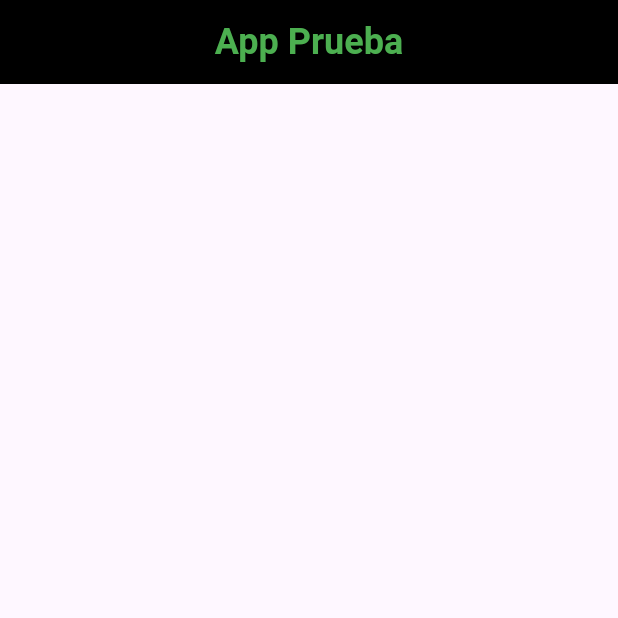
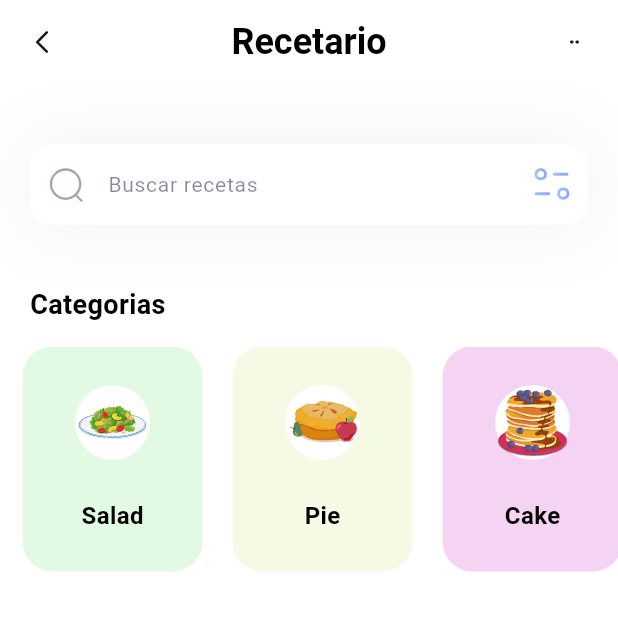
Before and after one commit to Adrimr7/prueba_flutter, a Flutter app: the screen it shows after launch, on a phone screen of 412 x 824 dp, the top half of it. Run offline on Flutter 3.47's test engine with Material 3 defaults, Android fonts, the phone set to English and light mode, and no system bars; our stand-ins replace flutter_svg; missing offline and left inert: dart:ffi.

Commit message:
Prueba 3

```diff
--- /dev/null
+++ b/lib/models/category_model.dart
@@ -0,0 +1,42 @@
+import 'dart:ffi';
+
+import 'package:flutter/material.dart';
+
+class CategoryModel {
+  String name;
+  String iconPath;
+  Color boxColor;
+
+  CategoryModel({
+    required this.name,
+    required this.iconPath,
+    required this.boxColor,
+  });
+
+  static List<CategoryModel> getCategories() {
+    int porcentaje = 100;
+    List<CategoryModel> categories = [];
+
+    categories.add(CategoryModel(
+      name: 'Salad',
+      iconPath: 'assets/icons/plate.svg',
+      boxColor: Color.fromARGB(porcentaje, 180, 241, 185),
+    ));
+    categories.add(CategoryModel(
+      name: 'Pie',
+      iconPath: 'assets/icons/pie.svg',
+      boxColor: Color.fromARGB(porcentaje, 227, 241, 185),
+    ));
+    categories.add(CategoryModel(
+      name: 'Cake',
+      iconPath: 'assets/icons/blueberry-pancake.svg',
+      boxColor: Color.fromARGB(porcentaje, 229, 144, 222),
+    ));
+    categories.add(CategoryModel(
+      name: 'Orange',
+      iconPath: 'assets/icons/orange-snacks.svg',
+      boxColor: Color.fromARGB(porcentaje, 231, 182, 83),
+    ));
+    return categories;
+  }
+}
--- a/lib/pages/home.dart
+++ b/lib/pages/home.dart
@@ -1,23 +1,191 @@
 import 'package:flutter/material.dart';
+import 'package:flutter_svg/flutter_svg.dart';
+import 'package:prueba_flutter/models/category_model.dart';
 
-class HomePage extends StatelessWidget {
-  const HomePage({super.key});
+// minuto 12:42
+class HomePage extends StatefulWidget {
+  HomePage({super.key});
+
+  @override
+  State<HomePage> createState() => _HomePageState();
+}
+
+class _HomePageState extends State<HomePage> {
+  List<CategoryModel> categories = [];
+
+  void _getCategories() {
+    categories = CategoryModel.getCategories();
+  }
+
+  @override
+  void initState() {
+    _getCategories();
+  }
 
   @override
   Widget build(BuildContext context) {
+    _getCategories();
     return Scaffold(
-        appBar: AppBar(
-          title: Text('App Prueba',
-          style: TextStyle(
-            color: Colors.green,
-            fontSize: 24,
-            fontWeight: FontWeight.bold
+      appBar: appBar(),
+      backgroundColor: Colors.white,
+      body: Column(
+        crossAxisAlignment: CrossAxisAlignment.start,
+        children: [
+          _searchField(),
+          SizedBox(
+            height: 40,
+          ),
+          _categoriesSection(categories: categories)
+        ],
+      ),
+    );
+  }
+
+  Container _searchField() {
+    return Container(
+      margin: EdgeInsets.only(top: 40, left: 20, right: 20),
+      decoration: BoxDecoration(boxShadow: [
+        BoxShadow(
+            color: Color.fromARGB(26, 156, 93, 96),
+            blurRadius: 40,
+            spreadRadius: 0.0)
+      ]),
+      child: TextField(
+        decoration: InputDecoration(
+            filled: true,
+            fillColor: Colors.white,
+            contentPadding: EdgeInsets.all(15),
+            hintText: 'Buscar recetas',
+            hintStyle:
+                TextStyle(color: Color.fromARGB(130, 37, 15, 64), fontSize: 14),
+            prefixIcon: Padding(
+              padding: const EdgeInsets.all(11),
+              child: SvgPicture.asset('assets/icons/Search.svg'),
             ),
-          ),
-          backgroundColor: Colors.black,
-          centerTitle: true,
-          // minuto 5:18
+            suffixIcon: Padding(
+              padding: const EdgeInsets.all(8.0),
+              child: SvgPicture.asset('assets/icons/Filter.svg'),
+            ),
+            border: OutlineInputBorder(
+                borderRadius: BorderRadius.circular(15),
+                borderSide: BorderSide.none)),
+      ),
+    );
+  }
+
+  AppBar appBar() {
+    return AppBar(
+      title: Text(
+        'Recetario',
+        style: TextStyle(
+            color: Colors.black, fontSize: 24, fontWeight: FontWeight.bold),
+      ),
+      backgroundColor: Colors.white,
+      elevation: 0.0,
+      centerTitle: true,
+      leading: GestureDetector(
+        onTap: () {},
+        child: Container(
+            margin: EdgeInsets.all(10),
+            alignment: Alignment.center,
+            decoration: BoxDecoration(
+                color: Colors.white10, borderRadius: BorderRadius.circular(12)),
+            child: SvgPicture.asset(
+              'assets/icons/Arrow - Left 2.svg',
+              height: 22,
+              width: 22,
+            )),
+      ),
+      actions: [
+        GestureDetector(
+          onTap: () {},
+          child: Container(
+              margin: EdgeInsets.all(10),
+              alignment: Alignment.center,
+              width: 38,
+              decoration: BoxDecoration(
+                  color: Colors.white10,
+                  borderRadius: BorderRadius.circular(12)),
+              child: SvgPicture.asset(
+                'assets/icons/dots.svg',
+                height: 6,
+                width: 6,
+              )),
         ),
+      ],
     );
   }
 }
+
+class _categoriesSection extends StatelessWidget {
+  const _categoriesSection({
+    super.key,
+    required this.categories,
+  });
+
+  final List<CategoryModel> categories;
+
+  @override
+  Widget build(BuildContext context) {
+    return Column(
+      crossAxisAlignment: CrossAxisAlignment.start,
+      children: [
+        Padding(
+          padding: const EdgeInsets.only(left: 20),
+          child: Text('Categorias',
+              style: TextStyle(
+                  color: Colors.black,
+                  fontSize: 18,
+                  fontWeight: FontWeight.w600)),
+        ),
+        SizedBox(
+          height: 15,
+        ),
+        Container(
+          height: 150,
+          child: ListView.separated(
+            itemCount: categories.length,
+            scrollDirection: Axis.horizontal,
+            padding: EdgeInsets.only(
+              left: 15,
+              right: 15
+            ),
+            separatorBuilder: (context, index) => SizedBox(width: 20,),
+            itemBuilder: (context, index) {
+            return Container(
+              width: 120,
+              decoration: BoxDecoration(
+                color: categories[index].boxColor.withValues(),
+                borderRadius: BorderRadius.circular(20)
+              ),
+              child: Column(
+                mainAxisAlignment: MainAxisAlignment.spaceEvenly,
+                children: [
+                  Container(
+                    width: 50,
+                    height: 50,
+                    decoration: BoxDecoration(
+                    color: Colors.white,
+                    shape: BoxShape.circle
+                    ),
+                    child: Padding(
+                      padding: const EdgeInsets.all(2.0),
+                      child: SvgPicture.asset(categories[index].iconPath),
+                    ),
+                  ),
+                  Text(
+                      categories[index].name,
+                      style: TextStyle(
+                        fontWeight: FontWeight.bold,
+                        color: Colors.black,
+                        fontSize: 16,
+                      ),
+                    ),
+              ],)
+            );
+          }),
+        )
+      ],
+    );
+  }
+}
--- a/pubspec.yaml
+++ b/pubspec.yaml
@@ -34,6 +34,7 @@ dependencies:
   # The following adds the Cupertino Icons font to your application.
   # Use with the CupertinoIcons class for iOS style icons.
   cupertino_icons: ^1.0.8
+  flutter_svg: ^2.0.16
 
 dev_dependencies:
   flutter_test:
@@ -58,9 +59,8 @@ flutter:
   uses-material-design: true
 
   # To add assets to your application, add an assets section, like this:
-  # assets:
-  #   - images/a_dot_burr.jpeg
-  #   - images/a_dot_ham.jpeg
+  assets:
+    - assets/icons/
   fonts:
     - family: Poppins
       fonts:
```
Also changed, not shown: assets/icons/Arrow - Left 2.svg (added), assets/icons/Filter.svg (added), assets/icons/Search.svg (added), assets/icons/blueberry-pancake.svg (added), assets/icons/button.svg (added), assets/icons/canai-bread.svg (added), assets/icons/dots.svg (added), assets/icons/honey-pancakes.svg (added), assets/icons/orange-snacks.svg (added), assets/icons/pancakes.svg (added), assets/icons/pie.svg (added), assets/icons/plate.svg (added), assets/icons/salmon-nigiri.svg (added), pubspec.lock.
